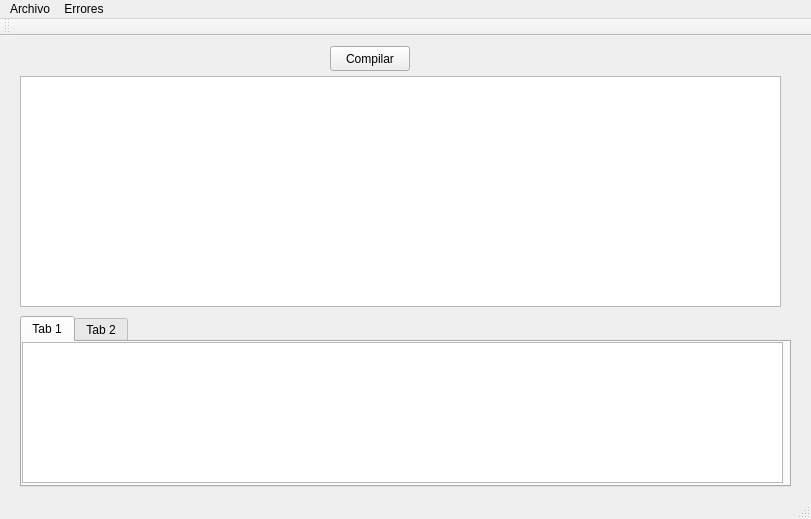
EdgarJonathan/practica2compi, file mainwindow.ui: the form before one commit.
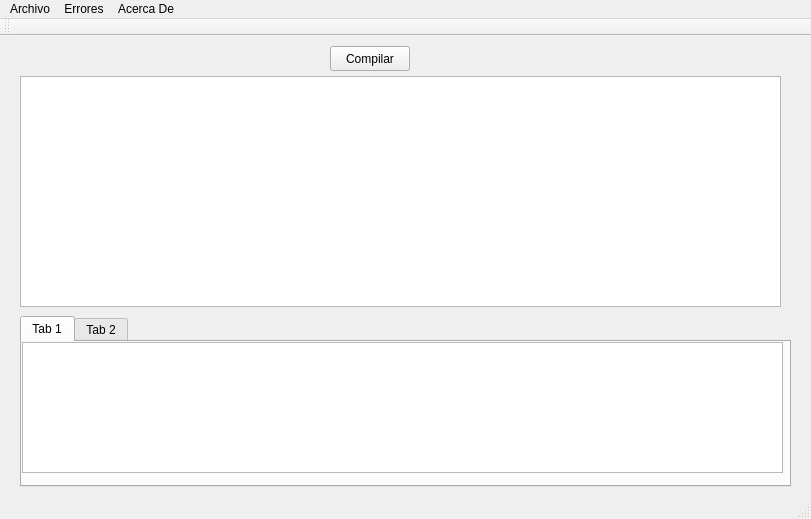
The form after the commit.

The edit to the form file:
```diff
--- a/mainwindow.ui
+++ b/mainwindow.ui
@@ -59,7 +59,7 @@
         <x>0</x>
         <y>0</y>
         <width>761</width>
-        <height>141</height>
+        <height>131</height>
        </rect>
       </property>
      </widget>
@@ -96,8 +96,17 @@
     <addaction name="actionReporte_Errores"/>
     <addaction name="actionGenerar_AST"/>
    </widget>
+   <widget class="QMenu" name="menuAcerca_De">
+    <property name="title">
+     <string>Acerca De</string>
+    </property>
+    <addaction name="separator"/>
+    <addaction name="actionManual_Tecnico"/>
+    <addaction name="actionManual_Usuario"/>
+   </widget>
    <addaction name="menuArchivo"/>
    <addaction name="menuErrores"/>
+   <addaction name="menuAcerca_De"/>
   </widget>
   <widget class="QToolBar" name="mainToolBar">
    <attribute name="toolBarArea">
```
Left out of the diff: 10 changed lines with no effect on the pictures.
